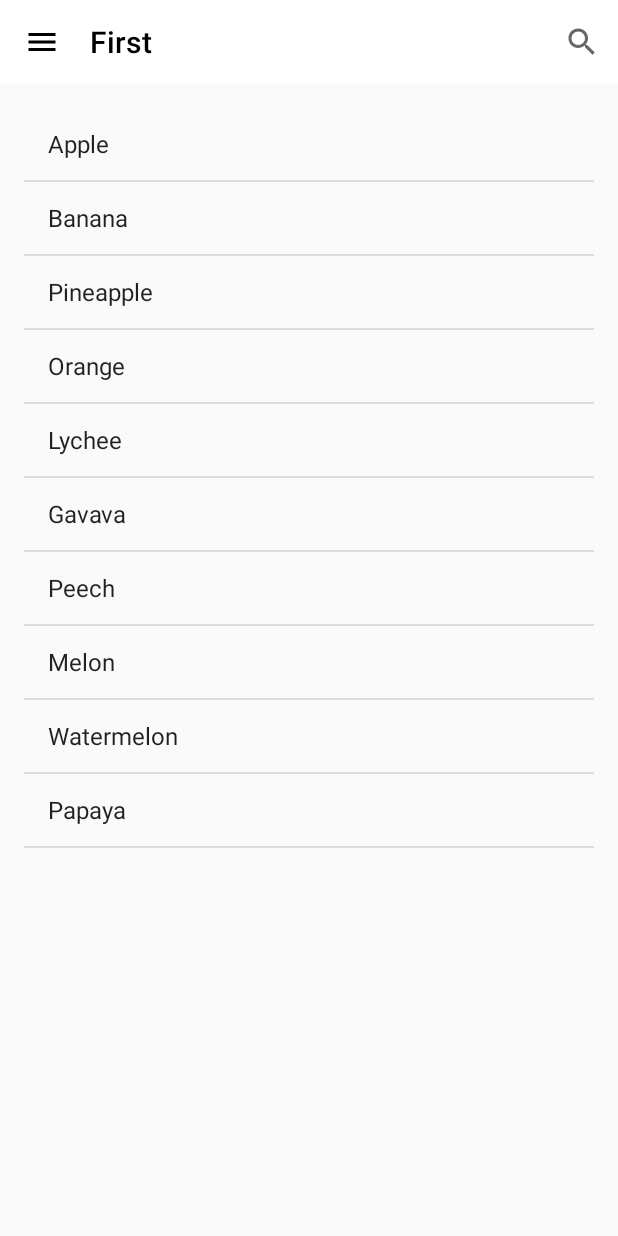
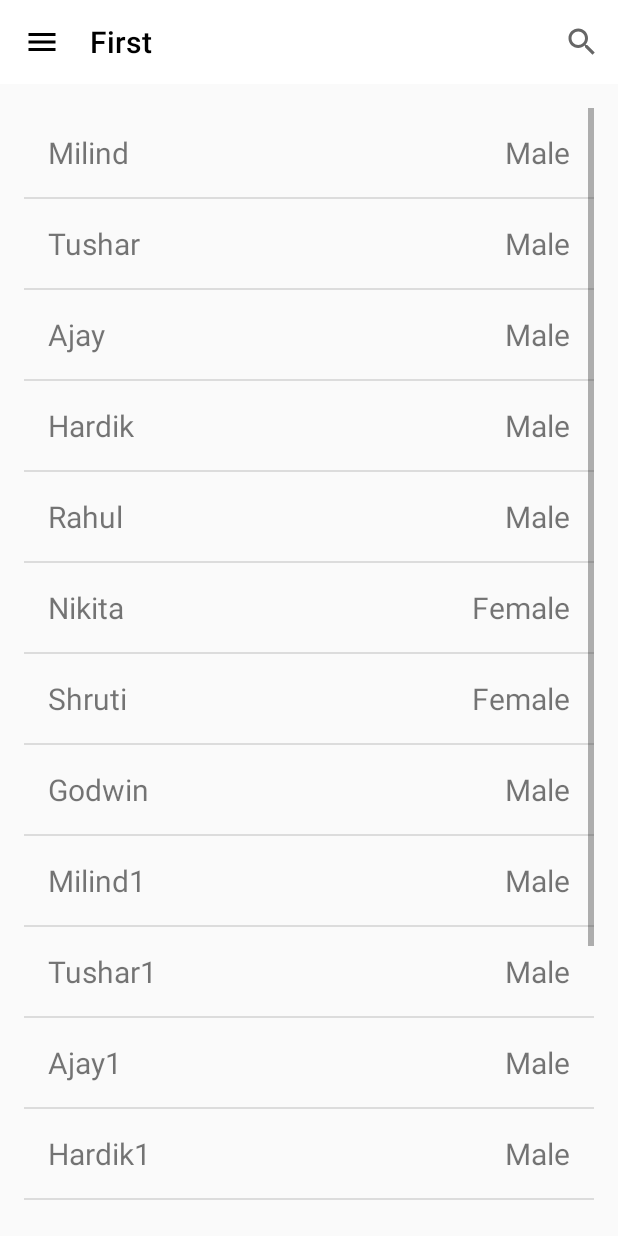
Before and after one commit to MilindAmrutkarCSS/ToolbarExample, an Android app: the screen it shows after launch (MainActivity), after a tap on "First", on a phone screen of 412 x 824 dp. Run offline under Robolectric (Android 15) with nearby library versions, the phone set to English and light mode, and no system bars; 1 other tap on this screen came first.

Commit message:
Implemented search for custom list(POJO)

```diff
--- /dev/null
+++ b/app/src/main/java/com/example/toolbarexample/CustomAdapter.java
@@ -0,0 +1,80 @@
+package com.example.toolbarexample;
+
+import android.content.Context;
+import android.view.LayoutInflater;
+import android.view.View;
+import android.view.ViewGroup;
+import android.widget.ArrayAdapter;
+import android.widget.TextView;
+import android.widget.Toast;
+
+import java.util.ArrayList;
+import java.util.List;
+import java.util.Locale;
+
+public class CustomAdapter extends ArrayAdapter<Employees> implements View.OnClickListener {
+    Context context;
+    private ArrayList<Employees> employeesArrayList;
+    private List<Employees> employeesList;
+
+    public CustomAdapter(List<Employees> employees, Context context) {
+        super(context, R.layout.row_item, employees);
+        this.employeesList = employees;
+        this.employeesArrayList = new ArrayList<>();
+        this.employeesArrayList.addAll(employees);
+        this.context = context;
+    }
+
+    @Override
+    public View getView(int position, View convertView, ViewGroup parent) {
+        Employees employee = getItem(position);
+        ViewHolder viewHolder;
+        final View result;
+
+        if (convertView == null) {
+            viewHolder = new ViewHolder();
+            LayoutInflater inflater = LayoutInflater.from(context);
+            convertView = inflater.inflate(R.layout.row_item, parent, false);
+            viewHolder.employeeName = convertView.findViewById(R.id.name);
+            viewHolder.employeeGender = convertView.findViewById(R.id.gender);
+            result = convertView;
+            convertView.setTag(viewHolder);
+        } else {
+            viewHolder = (ViewHolder) convertView.getTag();
+            result = convertView;
+        }
+
+        if (employee != null) {
+            viewHolder.employeeName.setText(employee.getName());
+            viewHolder.employeeGender.setText(employee.getGender());
+        } else {
+            Toast.makeText(context, "Employee is empty", Toast.LENGTH_SHORT).show();
+        }
+        return result;
+    }
+
+    @Override
+    public void onClick(View v) {
+    }
+
+    public void filter(String charText) {
+        String searchText = charText.toLowerCase(Locale.getDefault());
+        employeesList.clear();
+        if (searchText.length() == 0) {
+            employeesList.addAll(employeesArrayList);
+        } else {
+            for (Employees emp : employeesArrayList) {
+                if (emp.getName().toLowerCase(Locale.getDefault()).contains(searchText)) {
+                    employeesList.add(emp);
+                }
+            }
+        }
+        notifyDataSetChanged();
+    }
+
+    private static class ViewHolder {
+        TextView employeeName;
+        TextView employeeGender;
+    }
+
+}
--- /dev/null
+++ b/app/src/main/java/com/example/toolbarexample/Employees.java
@@ -0,0 +1,28 @@
+package com.example.toolbarexample;
+
+public class Employees {
+
+    public String name;
+    public String gender;
+
+    public Employees(String name, String gender) {
+        this.name = name;
+        this.gender = gender;
+    }
+
+    public String getName() {
+        return name;
+    }
+
+    public void setName(String names) {
+        this.name = name;
+    }
+
+    public String getGender() {
+        return gender;
+    }
+
+    public void setGender(String gender) {
+        this.gender = gender;
+    }
+}
--- a/app/src/main/java/com/example/toolbarexample/FirstFragment.java
+++ b/app/src/main/java/com/example/toolbarexample/FirstFragment.java
@@ -12,9 +12,10 @@ import android.view.MenuInflater;
 import android.view.MenuItem;
 import android.view.View;
 import android.view.ViewGroup;
-import android.widget.ArrayAdapter;
+import android.widget.AdapterView;
 import android.widget.EditText;
 import android.widget.ListView;
+import android.widget.Toast;
 
 import java.util.ArrayList;
 
@@ -25,8 +26,8 @@ import java.util.ArrayList;
 public class FirstFragment extends Fragment {
 
     ListView listView;
-    ArrayList<String> list;
-    ArrayAdapter<String> adapter;
+    ArrayList<Employees> list;
+    CustomAdapter adapter;
     Context context;
 
     @Override
@@ -42,18 +43,31 @@ public class FirstFragment extends Fragment {
 
         listView = view.findViewById(R.id.listView);
         list = new ArrayList<>();
-        list.add("Apple");
-        list.add("Banana");
-        list.add("Pineapple");
-        list.add("Orange");
-        list.add("Lychee");
-        list.add("Gavava");
-        list.add("Peech");
-        list.add("Melon");
-        list.add("Watermelon");
-        list.add("Papaya");
+        list.add(new Employees("Milind", "Male"));
+        list.add(new Employees("Tushar", "Male"));
+        list.add(new Employees("Ajay", "Male"));
+        list.add(new Employees("Hardik", "Male"));
+        list.add(new Employees("Rahul", "Male"));
+        list.add(new Employees("Nikita", "Female"));
+        list.add(new Employees("Shruti", "Female"));
+        list.add(new Employees("Godwin", "Male"));
+        list.add(new Employees("Milind1", "Male"));
+        list.add(new Employees("Tushar1", "Male"));
+        list.add(new Employees("Ajay1", "Male"));
+        list.add(new Employees("Hardik1", "Male"));
+        list.add(new Employees("Rahul1", "Male"));
+        list.add(new Employees("Nikita1", "Female"));
+        list.add(new Employees("Shruti1", "Female"));
+        list.add(new Employees("Godwin1", "Male"));
 
-        adapter = new ArrayAdapter<>(context, android.R.layout.simple_list_item_1, list);
+        adapter = new CustomAdapter(list, context);
+        listView.setOnItemClickListener(new AdapterView.OnItemClickListener() {
+            @Override
+            public void onItemClick(AdapterView<?> parent, View view, int position, long id) {
+                Employees employees = list.get(position);
+                Toast.makeText(context, "Name: " + employees.getName() + " Gender: " + employees.getGender(), Toast.LENGTH_SHORT).show();
+            }
+        });
         listView.setAdapter(adapter);
         return view;
     }
@@ -80,11 +94,6 @@ public class FirstFragment extends Fragment {
         mSearchView.setQueryHint("Enter fruit name");
         mSearchView.setMaxWidth(Integer.MAX_VALUE);
 
-
-       /* ImageView magImage = (ImageView)mSearchView.findViewById(android.support.v7.appcompat.R.id.search_mag_icon);
-        magImage.setVisibility(View.GONE);
-        magImage.setImageDrawable(null);*/
-
         mSearchView.setOnQueryTextListener(new SearchView.OnQueryTextListener() {
             @Override
             public boolean onQueryTextSubmit(String s) {
@@ -93,12 +102,13 @@ public class FirstFragment extends Fragment {
 
             @Override
             public boolean onQueryTextChange(String s) {
-                adapter.getFilter().filter(s);
+                //adapter.getFilter().filter(s);
+                adapter.filter(s);
                 return false;
             }
         });
+        super.onCreateOptionsMenu(menu, inflater);
+    }
 
 
-        super.onCreateOptionsMenu(menu, inflater);
-    }
 }
--- a/app/src/main/res/layout/fragment_first.xml
+++ b/app/src/main/res/layout/fragment_first.xml
@@ -9,6 +9,7 @@
     <ListView
         android:id="@+id/listView"
         android:layout_width="match_parent"
-        android:layout_height="match_parent"/>
+        android:layout_height="match_parent"
+        tools:listitem="@layout/row_item" />
 
 </FrameLayout>
--- /dev/null
+++ b/app/src/main/res/layout/row_item.xml
@@ -0,0 +1,23 @@
+<?xml version="1.0" encoding="utf-8"?>
+<RelativeLayout xmlns:android="http://schemas.android.com/apk/res/android"
+    android:layout_width="match_parent"
+    android:layout_height="match_parent"
+    android:padding="16dp">
+
+    <TextView
+        android:id="@+id/name"
+        android:layout_width="wrap_content"
+        android:layout_height="wrap_content"
+        android:text="Milind"
+        android:textSize="20sp" />
+
+    <TextView
+        android:id="@+id/gender"
+        android:layout_width="wrap_content"
+        android:layout_height="wrap_content"
+        android:layout_alignParentEnd="true"
+        android:text="Male"
+        android:textSize="20sp" />
+
+
+</RelativeLayout>
```
